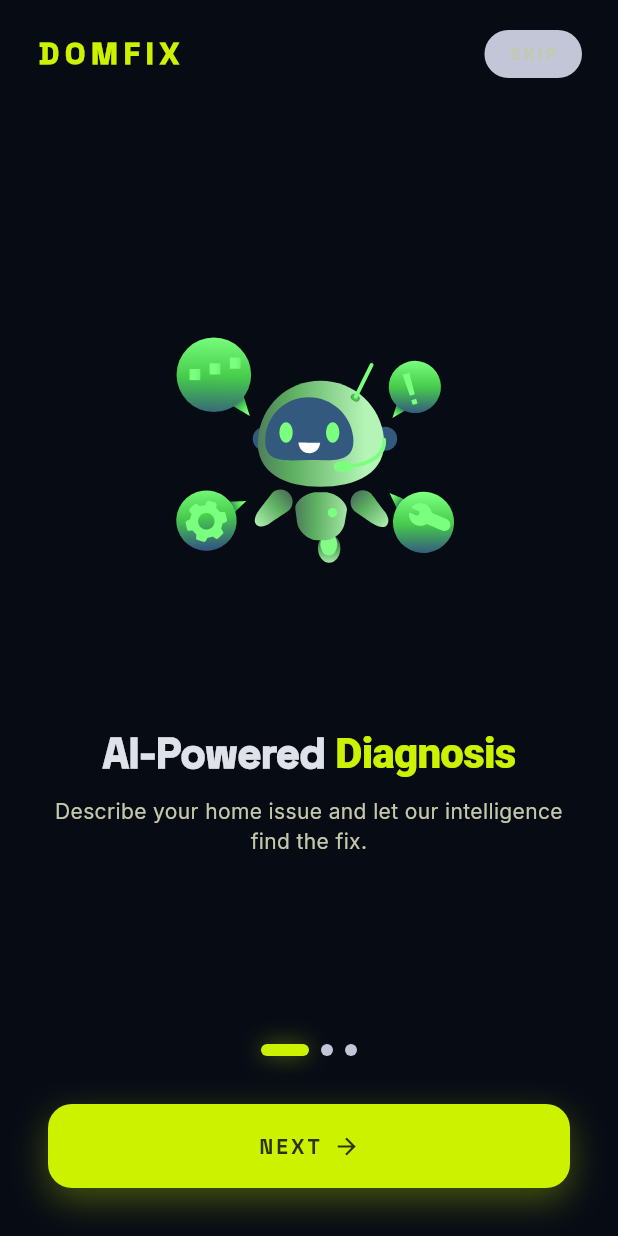
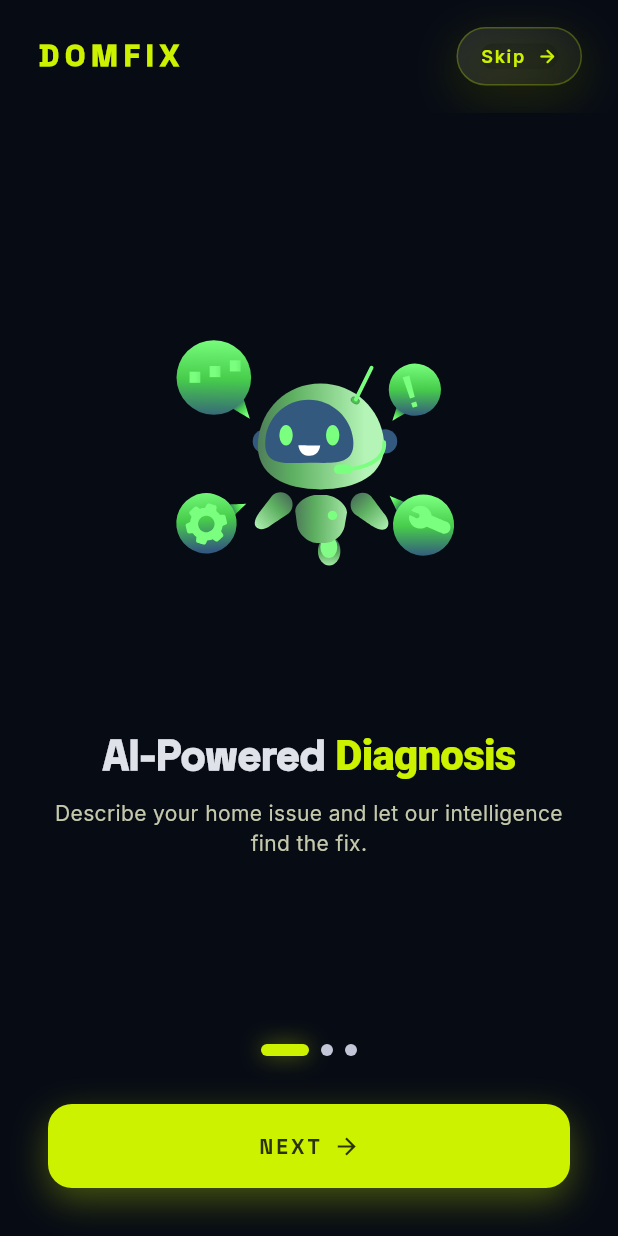
Before and after one commit to aymen-afamm/DomFix, a Flutter app: the screen it shows after launch, on a phone screen of 412 x 824 dp. Run offline on Flutter 3.47's test engine with Material 3 defaults, Android fonts, the phone set to English and light mode, and no system bars; our stand-ins replace audioplayers, cloud_firestore, file_picker, firebase_auth, firebase_core, firebase_messaging and 12 more; missing offline and left inert: flutter_sound; accounts and stored records are empty.

Commit message:
update the ui of home screeen

```diff
--- a/lib/screens/home_screen_content.dart
+++ b/lib/screens/home_screen_content.dart
@@ -929,7 +929,7 @@ class _HomeScreenContentState extends State<HomeScreenContent>
             ),
           ),
           // Content
-n          Column(
+          Column(
             children: [
               // Header with avatar and rating
               Row(
--- a/lib/screens/onboarding_screen.dart
+++ b/lib/screens/onboarding_screen.dart
@@ -1,3 +1,5 @@
+import 'dart:ui';
+
 import 'package:flutter/material.dart';
 import 'package:google_fonts/google_fonts.dart';
 import '../theme/app_colors.dart';
@@ -17,6 +19,7 @@ class OnboardingScreen extends StatefulWidget {
 class _OnboardingScreenState extends State<OnboardingScreen> {
   final PageController _pageController = PageController();
   int _currentPage = 0;
+  bool _isSkipPressed = false;
 
   @override
   void dispose() {
@@ -27,6 +30,16 @@ class _OnboardingScreenState extends State<OnboardingScreen> {
   void _onPageChanged(int page) {
     setState(() {
       _currentPage = page;
+    });
+  }
+
+  void _setSkipPressed(bool isPressed) {
+    if (!mounted || _isSkipPressed == isPressed) {
+      return;
+    }
+
+    setState(() {
+      _isSkipPressed = isPressed;
     });
   }
 
@@ -79,11 +92,9 @@ class _OnboardingScreenState extends State<OnboardingScreen> {
     );
   }
 
-
-
   Widget _buildHeader() {
     return Padding(
-      padding: const EdgeInsets.symmetric(horizontal: 24, vertical: 20),
+      padding: const EdgeInsets.symmetric(horizontal: 24, vertical: 18),
       child: Row(
         mainAxisAlignment: MainAxisAlignment.spaceBetween,
         children: [
@@ -96,26 +107,97 @@ class _OnboardingScreenState extends State<OnboardingScreen> {
               color: AppColors.primaryContainer,
             ),
           ),
-          GestureDetector(
-            onTap: _skip,
-            child: Container(
-              padding: const EdgeInsets.symmetric(horizontal: 16, vertical: 8),
-              decoration: BoxDecoration(
-                color: AppColors.secondary,
-                borderRadius: BorderRadius.circular(20),
+          _buildSkipButton(),
+        ],
+      ),
+    );
+  }
+
+  Widget _buildSkipButton() {
+    final backgroundColors = _isSkipPressed
+        ? [
+            AppColors.primaryContainer.withValues(alpha: 0.18),
+            AppColors.surfaceContainerHigh.withValues(alpha: 0.92),
+          ]
+        : [
+            Colors.white.withValues(alpha: 0.10),
+            Colors.white.withValues(alpha: 0.04),
+          ];
+
+    final borderOpacity = _isSkipPressed ? 0.55 : 0.26;
+    final glowOpacity = _isSkipPressed ? 0.28 : 0.16;
+    final labelColor =
+        _isSkipPressed ? AppColors.onPrimary : AppColors.primaryContainer;
+
+    return Semantics(
+      button: true,
+      label: 'Skip onboarding',
+      child: GestureDetector(
+        behavior: HitTestBehavior.opaque,
+        onTapDown: (_) => _setSkipPressed(true),
+        onTapUp: (_) => _setSkipPressed(false),
+        onTapCancel: () => _setSkipPressed(false),
+        onTap: _skip,
+        child: AnimatedScale(
+          scale: _isSkipPressed ? 0.97 : 1.0,
+          duration: const Duration(milliseconds: 140),
+          curve: Curves.easeOut,
+          child: AnimatedContainer(
+            duration: const Duration(milliseconds: 220),
+            curve: Curves.easeOutCubic,
+            padding: const EdgeInsets.symmetric(horizontal: 15, vertical: 10),
+            decoration: BoxDecoration(
+              borderRadius: BorderRadius.circular(999),
+              gradient: LinearGradient(
+                begin: Alignment.topLeft,
+                end: Alignment.bottomRight,
+                colors: backgroundColors,
               ),
-              child: Text(
-                'SKIP',
-                style: GoogleFonts.inter(
-                  fontSize: 11,
-                  letterSpacing: 2,
-                  fontWeight: FontWeight.w600,
-                  color: AppColors.onSurfaceVariant,
+              border: Border.all(
+                color: AppColors.primaryContainer.withValues(alpha: borderOpacity),
+                width: 1,
+              ),
+              boxShadow: [
+                BoxShadow(
+                  color: AppColors.neonAccent.withValues(alpha: glowOpacity),
+                  blurRadius: _isSkipPressed ? 18 : 24,
+                  offset: const Offset(0, 8),
+                ),
+                BoxShadow(
+                  color: Colors.black.withValues(alpha: 0.32),
+                  blurRadius: 16,
+                  offset: const Offset(0, 8),
+                ),
+              ],
+            ),
+            child: ClipRRect(
+              borderRadius: BorderRadius.circular(999),
+              child: BackdropFilter(
+                filter: ImageFilter.blur(sigmaX: 14, sigmaY: 14),
+                child: Row(
+                  mainAxisSize: MainAxisSize.min,
+                  children: [
+                    Text(
+                      'Skip',
+                      style: GoogleFonts.inter(
+                        fontSize: 12,
+                        fontWeight: FontWeight.w600,
+                        letterSpacing: 1.1,
+                        color: labelColor,
+                      ),
+                    ),
+                    const SizedBox(width: 8),
+                    Icon(
+                      Icons.arrow_forward_rounded,
+                      size: 14,
+                      color: labelColor,
+                    ),
+                  ],
                 ),
               ),
             ),
           ),
-        ],
+        ),
       ),
     );
   }
```
Also changed, not shown: pubspec.lock.
